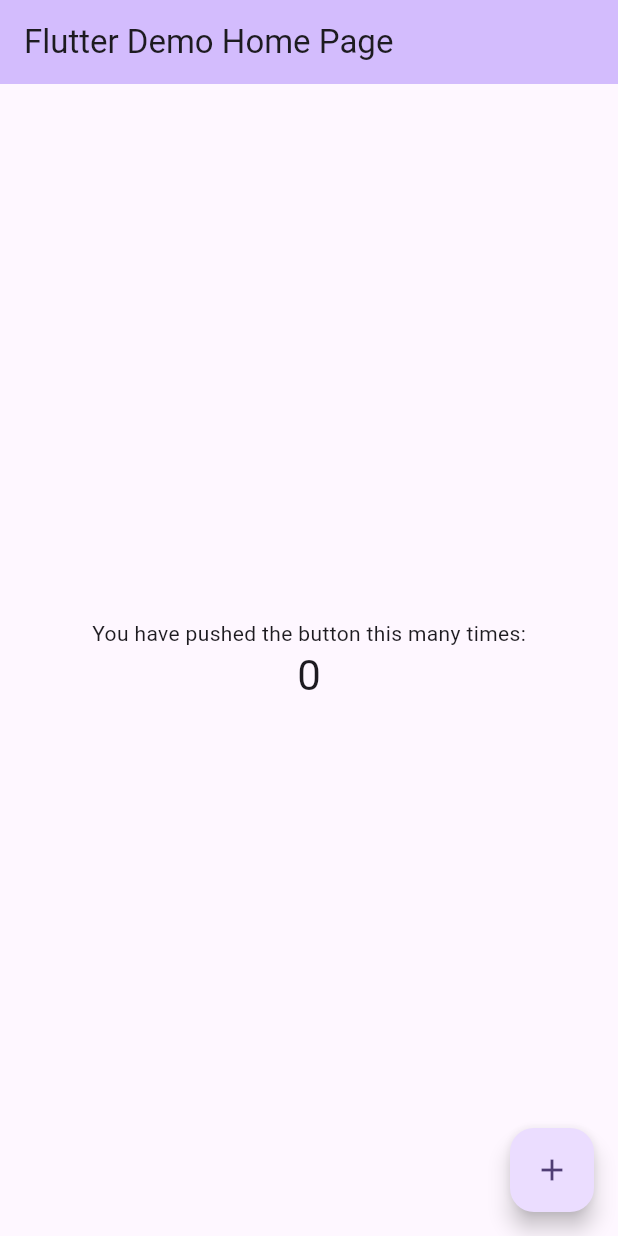
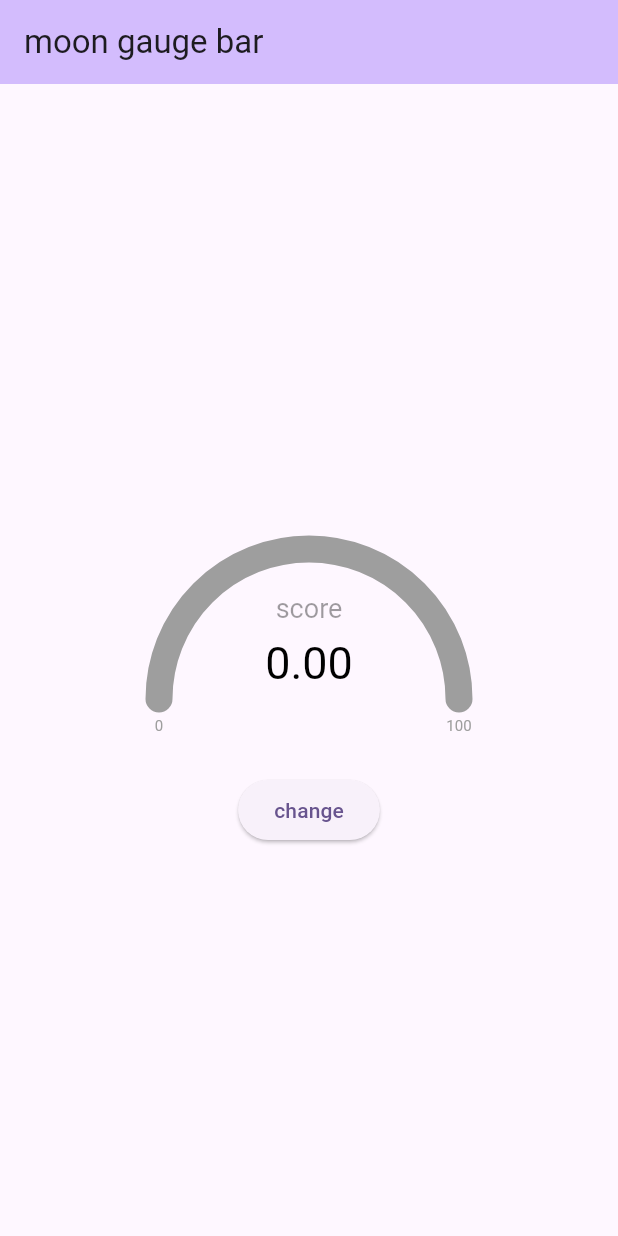
Before and after one commit to icecrao2/moon_gauge_bar, a Flutter app: the screen it shows after launch, on a phone screen of 412 x 824 dp. Run offline on Flutter 3.47's test engine with Material 3 defaults, Android fonts, the phone set to English and light mode, and no system bars.

Commit message:
gauge bar init

```diff
--- a/example/lib/main.dart
+++ b/example/lib/main.dart
@@ -1,4 +1,7 @@
+import 'dart:math';
+
 import 'package:flutter/material.dart';
+import 'package:moon_gauge_bar/moon_gauge_bar.dart';
 
 void main() {
   runApp(const MyApp());
@@ -15,54 +18,57 @@ class MyApp extends StatelessWidget {
         colorScheme: ColorScheme.fromSeed(seedColor: Colors.deepPurple),
         useMaterial3: true,
       ),
-      home: const MyHomePage(title: 'Flutter Demo Home Page'),
+      home: const MyHomePage(),
     );
   }
 }
 
 class MyHomePage extends StatefulWidget {
-  const MyHomePage({super.key, required this.title});
-
-  final String title;
-
+  const MyHomePage({super.key});
   @override
   State<MyHomePage> createState() => _MyHomePageState();
 }
 
 class _MyHomePageState extends State<MyHomePage> {
-  int _counter = 0;
 
-  void _incrementCounter() {
-    setState(() {
-      _counter++;
-    });
-  }
+  double score = 0;
 
   @override
   Widget build(BuildContext context) {
     return Scaffold(
       appBar: AppBar(
         backgroundColor: Theme.of(context).colorScheme.inversePrimary,
-        title: Text(widget.title),
+        title: const Text('moon gauge bar'),
       ),
       body: Center(
         child: Column(
           mainAxisAlignment: MainAxisAlignment.center,
           children: <Widget>[
-            const Text(
-              'You have pushed the button this many times:',
+
+            SizedBox(
+              width: 200,
+              height: 200,
+              child: MoonGaugeBar.halfCircularGaugeBar(
+                score: score,
+                labelStyle: const MoonGaugeLabelStyleUIModel(
+                  startPointText: "0",
+                  endPointText: "100",
+                ),
+              ),
             ),
-            Text(
-              '$_counter',
-              style: Theme.of(context).textTheme.headlineMedium,
-            ),
+
+            ElevatedButton(
+              onPressed: () {
+                setState(() {
+                  score = Random().nextInt(100).toDouble();
+                });
+              },
+              child: const Text('change')
+            )
+
+
           ],
         ),
-      ),
-      floatingActionButton: FloatingActionButton(
-        onPressed: _incrementCounter,
-        tooltip: 'Increment',
-        child: const Icon(Icons.add),
       ),
     );
   }
--- a/lib/moon_gauge_bar.dart
+++ b/lib/moon_gauge_bar.dart
@@ -1,2 +1,7 @@
 
 library moon_charts;
+
+
+
+export 'src/gauge_bar/gauge_bar_lib.dart';
+export 'src/ui_model/ui_model_lib.dart';
--- a/lib/src/gauge_bar/moon_gauge_bar.dart
+++ b/lib/src/gauge_bar/moon_gauge_bar.dart
@@ -27,6 +27,10 @@ class MoonGaugeBar extends StatelessWidget {
 
   @override
   Widget build(BuildContext context) {
+    return _getWidget();
+  }
+
+  Widget _getWidget() {
     switch(_style){
       case MoonGaugeStyleUIModel.halfCircular:
         return _MoonGaugeHalfCircularGaugeBar(score: score, animationDuration: animationDuration, gaugeStyle: gaugeStyle, scoreStyle: scoreStyle, labelStyle: labelStyle);
--- a/lib/src/ui_model/moon_gauge_bar_style_ui_model.dart
+++ b/lib/src/ui_model/moon_gauge_bar_style_ui_model.dart
@@ -13,8 +13,8 @@ class MoonGaugeBarStyleUIModel {
   MoonGaugeBarStyleUIModel({
     this.gaugeBarCap = StrokeCap.round,
     this.gaugeBarWidthScale = 1,
-    Color backgroundColor = Colors.blue,
-    Color gaugeColor = Colors.grey
+    Color backgroundColor = Colors.grey,
+    Color gaugeColor = Colors.blue
   }) {
     backgroundGradient = ui.Gradient.linear(
       const Offset(0, 0),
--- a/lib/src/ui_model/moon_gauge_label_style_ui_model.dart
+++ b/lib/src/ui_model/moon_gauge_label_style_ui_model.dart
@@ -15,8 +15,8 @@ class MoonGaugeLabelStyleUIModel {
   const MoonGaugeLabelStyleUIModel({
     this.startPointText = "0",
     this.endPointText = "100",
-    TextStyle startPointLabelStyle = const TextStyle(),
-    TextStyle endPointLabelStyle = const TextStyle(),
+    TextStyle startPointLabelStyle = const TextStyle(color: Colors.grey),
+    TextStyle endPointLabelStyle = const TextStyle(color: Colors.grey),
     this.startPointTextScale = 1,
     this.endPointTextScale = 1
   })
--- a/lib/src/ui_model/ui_model_lib.dart
+++ b/lib/src/ui_model/ui_model_lib.dart
@@ -4,10 +4,7 @@ library ui_model;
 
 import 'dart:ui' as ui;
 
-import 'package:flutter/cupertino.dart';
 import 'package:flutter/material.dart';
-import 'package:flutter/painting.dart';
-import 'package:flutter/rendering.dart';
 
 
 
```
Also changed, not shown: example/pubspec.yaml (+5 -68 lines), lib/src/gauge_bar/components/moon_gauge_half_circular_gauge_bar.dart (+11 -10 lines), example/pubspec.lock, half_circular_gaugebar.gif (added), 1 other file.
